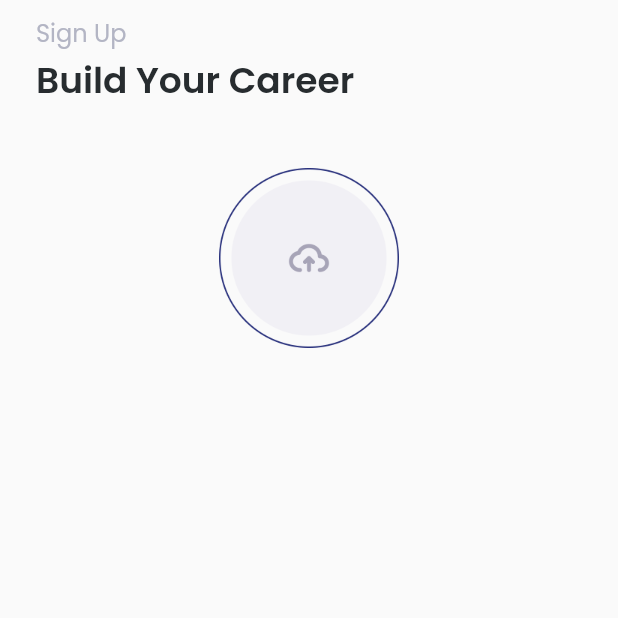
After one commit to artenanagara/golek_gawe, a Flutter app: the SignUpPage screen opened directly, on a phone screen of 412 x 824 dp, the top half of it. The commit adds this screen. Run offline on Flutter 3.47's test engine with Material 2 defaults, Android fonts, the phone set to English and light mode, and no system bars; our stand-ins replace email_validator, google_fonts.

Commit message:
sign up page

```diff
--- a/lib/pages/onboarding_page.dart
+++ b/lib/pages/onboarding_page.dart
@@ -22,7 +22,8 @@ class OnboardingPage extends StatelessWidget {
           ),
           Padding(
             padding: const EdgeInsets.only(top: 80, right: 30, left: 30),
-            child: Column( crossAxisAlignment: CrossAxisAlignment.start,
+            child: Column(
+              crossAxisAlignment: CrossAxisAlignment.start,
               children: [
                 Text('Build Your Next Future Career Like a Master',
                 style: GoogleFonts.poppins(
--- a/lib/pages/signin_page.dart
+++ b/lib/pages/signin_page.dart
@@ -4,6 +4,7 @@ import 'package:flutter/material.dart';
 import 'package:golek_gawe/theme.dart';
 import 'package:google_fonts/google_fonts.dart';
 import 'package:email_validator/email_validator.dart';
+import 'package:golek_gawe/pages/signup_page.dart';
 
 class SignInPage extends StatefulWidget {
   const SignInPage({super.key});
@@ -23,7 +24,7 @@ TextEditingController emailController = TextEditingController(text: '');
       home: Scaffold(
         body: SafeArea(
           child: Padding(
-            padding: const EdgeInsets.only(top: 0, left: 24, right: 24,),
+            padding: const EdgeInsets.only(top: 10, left: 24, right: 24,),
             child: Column(
               crossAxisAlignment: CrossAxisAlignment.start,
               children: [
@@ -153,7 +154,12 @@ TextEditingController emailController = TextEditingController(text: '');
                       (Color(0xffB3B5C4)),
                     ),
                     onPressed: () {
-
+                      Navigator.push(
+                            context,
+                              MaterialPageRoute(
+                                builder: (context) => const SignUpPage()
+                                ),
+                          );
                     },
                     child: Text('Create New Account',
                     style: TextStyle(
@@ -163,7 +169,7 @@ TextEditingController emailController = TextEditingController(text: '');
                   ),
                 ),
               ],
-            )
+            ),
           ),
         ),
       ),
--- /dev/null
+++ b/lib/pages/signup_page.dart
@@ -0,0 +1,38 @@
+// ignore_for_file: prefer_const_constructors
+
+import 'package:flutter/material.dart';
+import 'package:golek_gawe/theme.dart';
+
+class SignUpPage extends StatelessWidget {
+  const SignUpPage({super.key});
+
+  @override
+  Widget build(BuildContext context) {
+    return Scaffold(
+      body: SafeArea(
+        child: Padding(
+          padding: const EdgeInsets.only(top:10, left: 24, right: 24),
+          child: Column(
+            crossAxisAlignment: CrossAxisAlignment.start,
+            children: [
+              Text('Sign Up',
+              style: titleTextStyle,
+              ),
+              SizedBox(height: 2,),
+              Text('Build Your Career',
+              style: subTtitleTextStyle,),
+              SizedBox(height: 40,),
+              Center(
+                child: Column(
+                  children: [
+                    Image.asset('assets/images/upload_pic.png', width: 120,),
+                  ],
+                ),
+              ),
+            ]
+          )
+        ),
+      ),
+   );
+  }
+}
```
